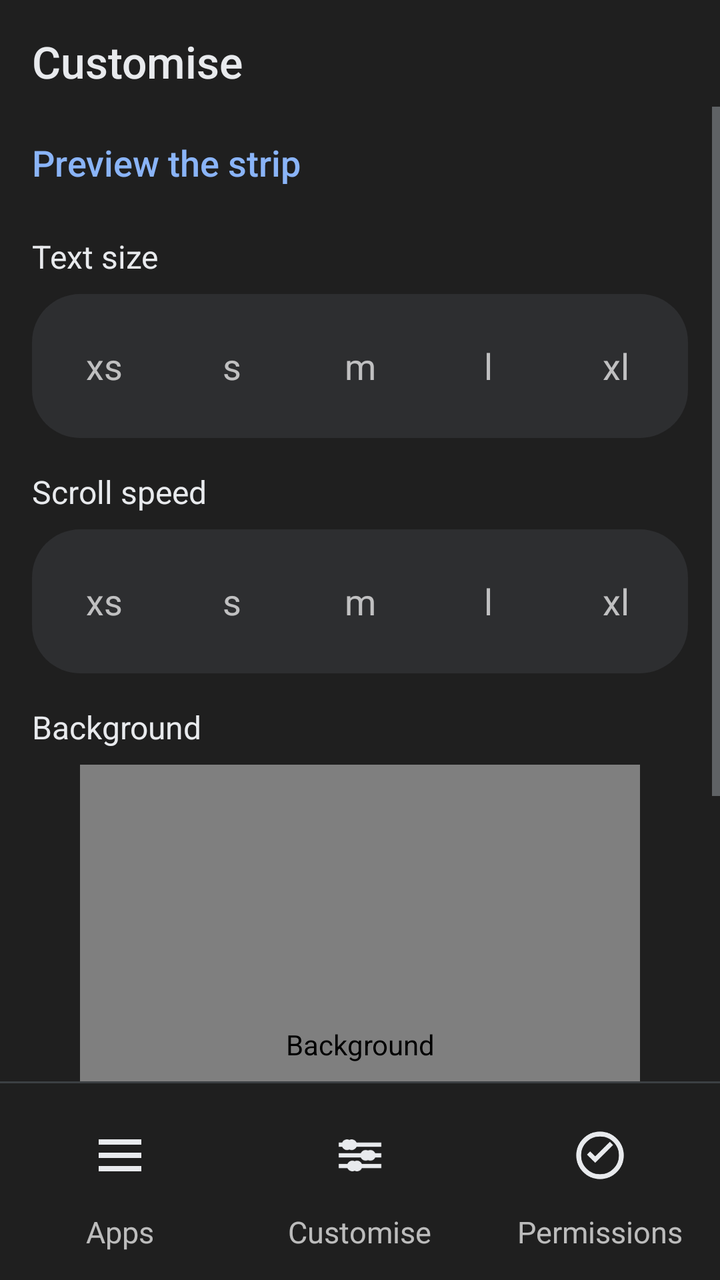
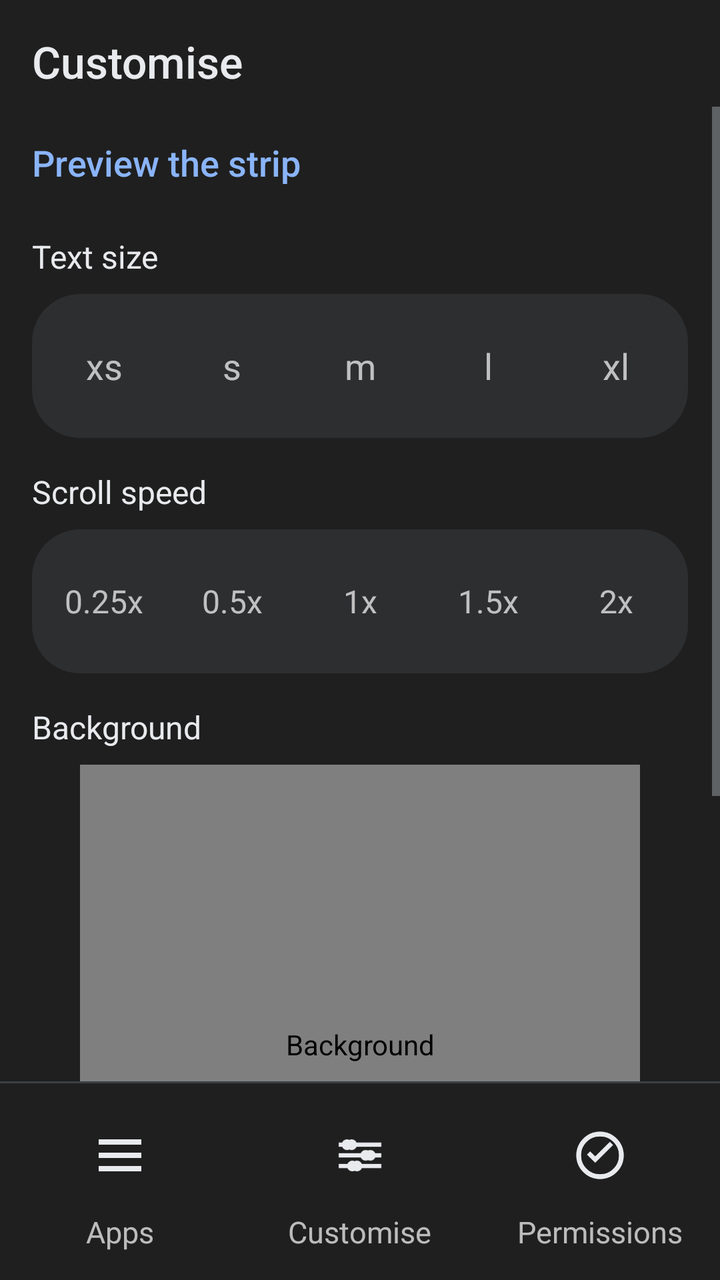

Compare the two renders of this Android layout. The source of the first and the diff that turns it into the second are given below.
<!-- AndroidManifest.xml: application theme Theme.Ticker -->
<!-- res/layout/activity_appearance.xml -->
<?xml version="1.0" encoding="utf-8"?>
<LinearLayout xmlns:android="http://schemas.android.com/apk/res/android"
    android:id="@+id/appearance_root"
    android:layout_width="match_parent"
    android:layout_height="match_parent"
    android:background="@color/paper"
    android:orientation="vertical">

    <TextView
        android:layout_width="match_parent"
        android:layout_height="wrap_content"
        android:fontFamily="sans-serif-medium"
        android:paddingStart="16dp"
        android:paddingTop="16dp"
        android:paddingEnd="16dp"
        android:paddingBottom="8dp"
        android:text="@string/appearance_title"
        android:textColor="@color/ink"
        android:textSize="22sp" />

    <ScrollView
        android:layout_width="match_parent"
        android:layout_height="0dp"
        android:layout_weight="1"
        android:fillViewport="true">

        <LinearLayout
            android:layout_width="match_parent"
            android:layout_height="wrap_content"
            android:orientation="vertical"
            android:paddingBottom="16dp">

            <Button
                android:id="@+id/preview_strip"
                style="@style/Widget.Ribbon.TextButton"
                android:layout_width="match_parent"
                android:layout_height="wrap_content"
                android:layout_marginStart="8dp"
                android:layout_marginEnd="8dp"
                android:gravity="start|center_vertical"
                android:minHeight="56dp"
                android:text="@string/preview_strip"
                android:textSize="18sp" />

            <TextView
                android:layout_width="match_parent"
                android:layout_height="wrap_content"
                android:paddingStart="16dp"
                android:paddingTop="8dp"
                android:paddingEnd="16dp"
                android:paddingBottom="8dp"
                android:text="@string/text_size_label"
                android:textColor="@color/ink"
                android:textSize="16sp" />

            <LinearLayout
                android:id="@+id/text_size_bar"
                android:layout_width="match_parent"
                android:layout_height="72dp"
                android:layout_marginStart="16dp"
                android:layout_marginEnd="16dp"
                android:background="@drawable/bg_search"
                android:gravity="center_vertical"
                android:orientation="horizontal"
                android:padding="4dp">

                <TextView
                    android:id="@+id/size_xs"
                    android:layout_width="0dp"
                    android:layout_height="match_parent"
                    android:layout_weight="1"
                    android:gravity="center"
                    android:text="@string/step_xs"
                    android:textSize="18sp" />

                <TextView
                    android:id="@+id/size_s"
                    android:layout_width="0dp"
                    android:layout_height="match_parent"
                    android:layout_weight="1"
                    android:gravity="center"
                    android:text="@string/step_s"
                    android:textSize="18sp" />

                <TextView
                    android:id="@+id/size_m"
                    android:layout_width="0dp"
                    android:layout_height="match_parent"
                    android:layout_weight="1"
                    android:gravity="center"
                    android:text="@string/step_m"
                    android:textSize="18sp" />

                <TextView
                    android:id="@+id/size_l"
                    android:layout_width="0dp"
                    android:layout_height="match_parent"
                    android:layout_weight="1"
                    android:gravity="center"
                    android:text="@string/step_l"
                    android:textSize="18sp" />

                <TextView
                    android:id="@+id/size_xl"
                    android:layout_width="0dp"
                    android:layout_height="match_parent"
                    android:layout_weight="1"
                    android:gravity="center"
                    android:text="@string/step_xl"
                    android:textSize="18sp" />
            </LinearLayout>

            <TextView
                android:layout_width="match_parent"
                android:layout_height="wrap_content"
                android:paddingStart="16dp"
                android:paddingTop="16dp"
                android:paddingEnd="16dp"
                android:paddingBottom="8dp"
                android:text="@string/scroll_speed_label"
                android:textColor="@color/ink"
                android:textSize="16sp" />

            <LinearLayout
                android:id="@+id/speed_bar"
                android:layout_width="match_parent"
                android:layout_height="72dp"
                android:layout_marginStart="16dp"
                android:layout_marginEnd="16dp"
                android:background="@drawable/bg_search"
                android:gravity="center_vertical"
                android:orientation="horizontal"
                android:padding="4dp">

                <TextView
                    android:id="@+id/speed_xs"
                    android:layout_width="0dp"
                    android:layout_height="match_parent"
                    android:layout_weight="1"
                    android:gravity="center"
                    android:text="@string/step_xs"
                    android:textSize="18sp" />

                <TextView
                    android:id="@+id/speed_s"
                    android:layout_width="0dp"
                    android:layout_height="match_parent"
                    android:layout_weight="1"
                    android:gravity="center"
                    android:text="@string/step_s"
                    android:textSize="18sp" />

                <TextView
                    android:id="@+id/speed_m"
                    android:layout_width="0dp"
                    android:layout_height="match_parent"
                    android:layout_weight="1"
                    android:gravity="center"
                    android:text="@string/step_m"
                    android:textSize="18sp" />

                <TextView
                    android:id="@+id/speed_l"
                    android:layout_width="0dp"
                    android:layout_height="match_parent"
                    android:layout_weight="1"
                    android:gravity="center"
                    android:text="@string/step_l"
                    android:textSize="18sp" />

                <TextView
                    android:id="@+id/speed_xl"
                    android:layout_width="0dp"
                    android:layout_height="match_parent"
                    android:layout_weight="1"
                    android:gravity="center"
                    android:text="@string/step_xl"
                    android:textSize="18sp" />
            </LinearLayout>

            <TextView
                android:layout_width="match_parent"
                android:layout_height="wrap_content"
                android:paddingStart="16dp"
                android:paddingTop="16dp"
                android:paddingEnd="16dp"
                android:paddingBottom="8dp"
                android:text="@string/background_label"
                android:textColor="@color/ink"
                android:textSize="16sp" />

            <app.ticker.ColorWheelView
                android:id="@+id/color_wheel"
                android:layout_width="280dp"
                android:layout_height="280dp"
                android:layout_gravity="center_horizontal"
                android:contentDescription="@string/background_label" />

            <Button
                android:id="@+id/bg_none"
                style="@style/Widget.Ribbon.TextButton"
                android:layout_width="match_parent"
                android:layout_height="wrap_content"
                android:layout_marginStart="8dp"
                android:layout_marginTop="8dp"
                android:layout_marginEnd="8dp"
                android:minHeight="56dp"
                android:text="@string/bg_none"
                android:textSize="18sp" />
        </LinearLayout>
    </ScrollView>

    <include layout="@layout/bar_tabs" />
</LinearLayout>
<!-- res/layout/bar_tabs.xml (included above) -->
<?xml version="1.0" encoding="utf-8"?>
<LinearLayout xmlns:android="http://schemas.android.com/apk/res/android"
    android:id="@+id/tab_bar"
    android:layout_width="match_parent"
    android:layout_height="wrap_content"
    android:background="@color/paper"
    android:orientation="vertical">

    <View
        android:layout_width="match_parent"
        android:layout_height="1dp"
        android:background="@color/divider" />

    <LinearLayout
        android:layout_width="match_parent"
        android:layout_height="wrap_content"
        android:orientation="horizontal"
        android:paddingTop="12dp"
        android:paddingBottom="14dp">

        <LinearLayout
            android:id="@+id/tab_apps"
            android:layout_width="0dp"
            android:layout_height="wrap_content"
            android:layout_weight="1"
            android:background="?android:attr/selectableItemBackground"
            android:clickable="true"
            android:contentDescription="@string/tab_apps"
            android:focusable="true"
            android:gravity="center_horizontal"
            android:orientation="vertical">

            <FrameLayout
                android:id="@+id/tab_apps_pill"
                android:layout_width="96dp"
                android:layout_height="48dp">

                <ImageView
                    android:id="@+id/tab_apps_icon"
                    android:layout_width="32dp"
                    android:layout_height="32dp"
                    android:layout_gravity="center"
                    android:contentDescription="@null"
                    android:importantForAccessibility="no"
                    android:src="@drawable/ic_tab_apps" />
            </FrameLayout>

            <TextView
                android:id="@+id/tab_apps_label"
                android:layout_width="wrap_content"
                android:layout_height="wrap_content"
                android:layout_marginTop="4dp"
                android:text="@string/tab_apps"
                android:textSize="15sp" />
        </LinearLayout>

        <LinearLayout
            android:id="@+id/tab_appearance"
            android:layout_width="0dp"
            android:layout_height="wrap_content"
            android:layout_weight="1"
            android:background="?android:attr/selectableItemBackground"
            android:clickable="true"
            android:contentDescription="@string/tab_appearance"
            android:focusable="true"
            android:gravity="center_horizontal"
            android:orientation="vertical">

            <FrameLayout
                android:id="@+id/tab_appearance_pill"
                android:layout_width="96dp"
                android:layout_height="48dp">

                <ImageView
                    android:id="@+id/tab_appearance_icon"
                    android:layout_width="32dp"
                    android:layout_height="32dp"
                    android:layout_gravity="center"
                    android:contentDescription="@null"
                    android:importantForAccessibility="no"
                    android:src="@drawable/ic_tab_appearance" />
            </FrameLayout>

            <TextView
                android:id="@+id/tab_appearance_label"
                android:layout_width="wrap_content"
                android:layout_height="wrap_content"
                android:layout_marginTop="4dp"
                android:text="@string/tab_appearance"
                android:textSize="15sp" />
        </LinearLayout>

        <LinearLayout
            android:id="@+id/tab_permissions"
            android:layout_width="0dp"
            android:layout_height="wrap_content"
            android:layout_weight="1"
            android:background="?android:attr/selectableItemBackground"
            android:clickable="true"
            android:contentDescription="@string/tab_permissions"
            android:focusable="true"
            android:gravity="center_horizontal"
            android:orientation="vertical">

            <FrameLayout
                android:id="@+id/tab_permissions_pill"
                android:layout_width="96dp"
                android:layout_height="48dp">

                <ImageView
                    android:id="@+id/tab_permissions_icon"
                    android:layout_width="32dp"
                    android:layout_height="32dp"
                    android:layout_gravity="center"
                    android:contentDescription="@null"
                    android:importantForAccessibility="no"
                    android:src="@drawable/ic_tab_permissions" />
            </FrameLayout>

            <TextView
                android:id="@+id/tab_permissions_label"
                android:layout_width="wrap_content"
                android:layout_height="wrap_content"
                android:layout_marginTop="4dp"
                android:text="@string/tab_permissions"
                android:textSize="15sp" />
        </LinearLayout>
    </LinearLayout>
</LinearLayout>
<!-- resources referenced by this layout -->
<resources>
  <color name="divider">#3C4043</color>
  <color name="ink">#E8EAED</color>
  <color name="paper">#1F1F1F</color>
  <!-- drawable bg_search (drawable) -->
  <?xml version="1.0" encoding="utf-8"?>
  <shape xmlns:android="http://schemas.android.com/apk/res/android"
      android:shape="rectangle">
      <solid android:color="@color/search" />
      <corners android:radius="24dp" />
  </shape>
  <!-- drawable ic_tab_appearance (drawable) -->
  <?xml version="1.0" encoding="utf-8"?>
  <vector xmlns:android="http://schemas.android.com/apk/res/android"
      android:width="24dp"
      android:height="24dp"
      android:viewportWidth="24"
      android:viewportHeight="24">
      <path
          android:fillColor="#E8EAED"
          android:pathData="M4,7.2h16v1.6H4z M4,11.2h16v1.6H4z M4,15.2h16v1.6H4z" />
      <path
          android:fillColor="#E8EAED"
          android:pathData="M8,6.2a2,2 0,1 1,0 3.6a2,2 0,1 1,0 -3.6z M15,10.2a2,2 0,1 1,0 3.6a2,2 0,1 1,0 -3.6z M10,14.2a2,2 0,1 1,0 3.6a2,2 0,1 1,0 -3.6z" />
  </vector>
  <!-- drawable ic_tab_apps (drawable) -->
  <?xml version="1.0" encoding="utf-8"?>
  <vector xmlns:android="http://schemas.android.com/apk/res/android"
      android:width="24dp"
      android:height="24dp"
      android:viewportWidth="24"
      android:viewportHeight="24">
      <path
          android:fillColor="#E8EAED"
          android:pathData="M4,6h16v2H4z M4,11h16v2H4z M4,16h16v2H4z" />
  </vector>
  <!-- drawable ic_tab_permissions (drawable) -->
  <?xml version="1.0" encoding="utf-8"?>
  <vector xmlns:android="http://schemas.android.com/apk/res/android"
      android:width="24dp"
      android:height="24dp"
      android:viewportWidth="24"
      android:viewportHeight="24">
      <path
          android:fillColor="#00000000"
          android:pathData="M12,4a8,8 0,1 1,0 16a8,8 0,1 1,0 -16z"
          android:strokeColor="#E8EAED"
          android:strokeWidth="1.8" />
      <path
          android:fillColor="#E8EAED"
          android:pathData="M10.2,12.4 L8.3,10.5 L7.1,11.7 L10.2,14.8 L16.9,8.1 L15.7,6.9 Z" />
  </vector>
  <string name="appearance_title">Customise</string>
  <string name="background_label">Background</string>
  <string name="bg_none">No background</string>
  <string name="preview_strip">Preview the strip</string>
  <string name="scroll_speed_label">Scroll speed</string>
  <string name="step_l">l</string>
  <string name="step_m">m</string>
  <string name="step_s">s</string>
  <string name="step_xl">xl</string>
  <string name="step_xs">xs</string>
  <string name="tab_appearance">Customise</string>
  <string name="tab_apps">Apps</string>
  <string name="tab_permissions">Permissions</string>
  <string name="text_size_label">Text size</string>
  <style name="Widget.Ribbon.TextButton" parent="android:Widget.Material.Button.Borderless">
          <item name="android:textAllCaps">false</item>
          <item name="android:textColor">@color/accent</item>
          <item name="android:fontFamily">sans-serif-medium</item>
          <item name="android:textSize">14sp</item>
          <item name="android:minWidth">48dp</item>
          <item name="android:minHeight">36dp</item>
          <item name="android:paddingLeft">8dp</item>
          <item name="android:paddingRight">8dp</item>
      </style>
  <color name="search">#2D2E30</color>
  <color name="accent">#8AB4F8</color>
  <color name="muted">#9AA0A6</color>
  <!-- unchanged entries left out for length: 1 -->
</resources>

<!-- the commit's change to res/layout/activity_appearance.xml (unified diff, before → after) -->
@@ -133,49 +133,49 @@
                 android:padding="4dp">
 
                 <TextView
-                    android:id="@+id/speed_xs"
-                    android:layout_width="0dp"
-                    android:layout_height="match_parent"
-                    android:layout_weight="1"
-                    android:gravity="center"
-                    android:text="@string/step_xs"
-                    android:textSize="18sp" />
-
-                <TextView
-                    android:id="@+id/speed_s"
-                    android:layout_width="0dp"
-                    android:layout_height="match_parent"
-                    android:layout_weight="1"
-                    android:gravity="center"
-                    android:text="@string/step_s"
-                    android:textSize="18sp" />
-
-                <TextView
-                    android:id="@+id/speed_m"
-                    android:layout_width="0dp"
-                    android:layout_height="match_parent"
-                    android:layout_weight="1"
-                    android:gravity="center"
-                    android:text="@string/step_m"
-                    android:textSize="18sp" />
-
-                <TextView
-                    android:id="@+id/speed_l"
-                    android:layout_width="0dp"
-                    android:layout_height="match_parent"
-                    android:layout_weight="1"
-                    android:gravity="center"
-                    android:text="@string/step_l"
-                    android:textSize="18sp" />
-
-                <TextView
-                    android:id="@+id/speed_xl"
-                    android:layout_width="0dp"
-                    android:layout_height="match_parent"
-                    android:layout_weight="1"
-                    android:gravity="center"
-                    android:text="@string/step_xl"
-                    android:textSize="18sp" />
+                    android:id="@+id/speed_025"
+                    android:layout_width="0dp"
+                    android:layout_height="match_parent"
+                    android:layout_weight="1"
+                    android:gravity="center"
+                    android:text="@string/speed_025"
+                    android:textSize="16sp" />
+
+                <TextView
+                    android:id="@+id/speed_05"
+                    android:layout_width="0dp"
+                    android:layout_height="match_parent"
+                    android:layout_weight="1"
+                    android:gravity="center"
+                    android:text="@string/speed_05"
+                    android:textSize="16sp" />
+
+                <TextView
+                    android:id="@+id/speed_1"
+                    android:layout_width="0dp"
+                    android:layout_height="match_parent"
+                    android:layout_weight="1"
+                    android:gravity="center"
+                    android:text="@string/speed_1"
+                    android:textSize="16sp" />
+
+                <TextView
+                    android:id="@+id/speed_15"
+                    android:layout_width="0dp"
+                    android:layout_height="match_parent"
+                    android:layout_weight="1"
+                    android:gravity="center"
+                    android:text="@string/speed_15"
+                    android:textSize="16sp" />
+
+                <TextView
+                    android:id="@+id/speed_2"
+                    android:layout_width="0dp"
+                    android:layout_height="match_parent"
+                    android:layout_weight="1"
+                    android:gravity="center"
+                    android:text="@string/speed_2"
+                    android:textSize="16sp" />
             </LinearLayout>
 
             <TextView
<!-- resource entries referenced after the edit -->
@@ -56,6 +56,11 @@
   <string name="bg_none">No background</string>
   <string name="preview_strip">Preview the strip</string>
   <string name="scroll_speed_label">Scroll speed</string>
+  <string name="speed_025">0.25x</string>
+  <string name="speed_05">0.5x</string>
+  <string name="speed_1">1x</string>
+  <string name="speed_15">1.5x</string>
+  <string name="speed_2">2x</string>
   <string name="step_l">l</string>
   <string name="step_m">m</string>
   <string name="step_s">s</string>
